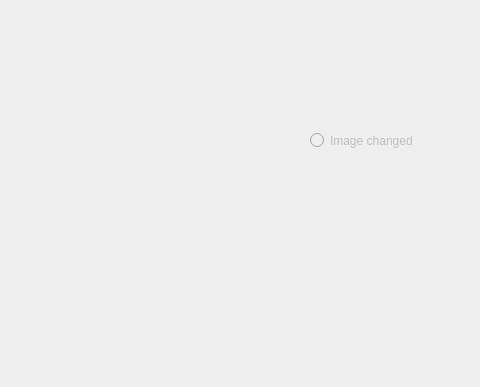
Old version of the form mainwindow.ui in the repository mhozza/HandControl; both pictures show x 320 to 800 and y 0 to 387 of the 800 by 600 pixel window.
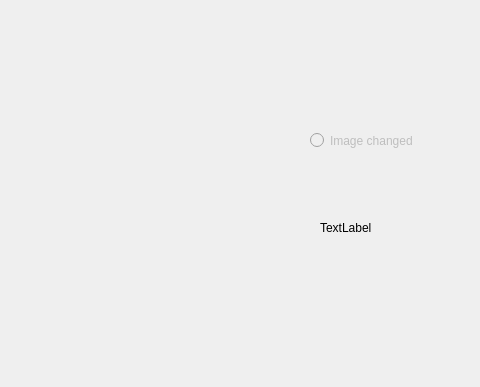
New version of the form.

What changed in the file:
```diff
--- a/mainwindow.ui
+++ b/mainwindow.ui
@@ -62,6 +62,19 @@
      <bool>false</bool>
     </property>
    </widget>
+   <widget class="QLabel" name="label_2">
+    <property name="geometry">
+     <rect>
+      <x>640</x>
+      <y>220</y>
+      <width>56</width>
+      <height>15</height>
+     </rect>
+    </property>
+    <property name="text">
+     <string>TextLabel</string>
+    </property>
+   </widget>
   </widget>
   <widget class="QMenuBar" name="menubar">
    <property name="geometry">
```
